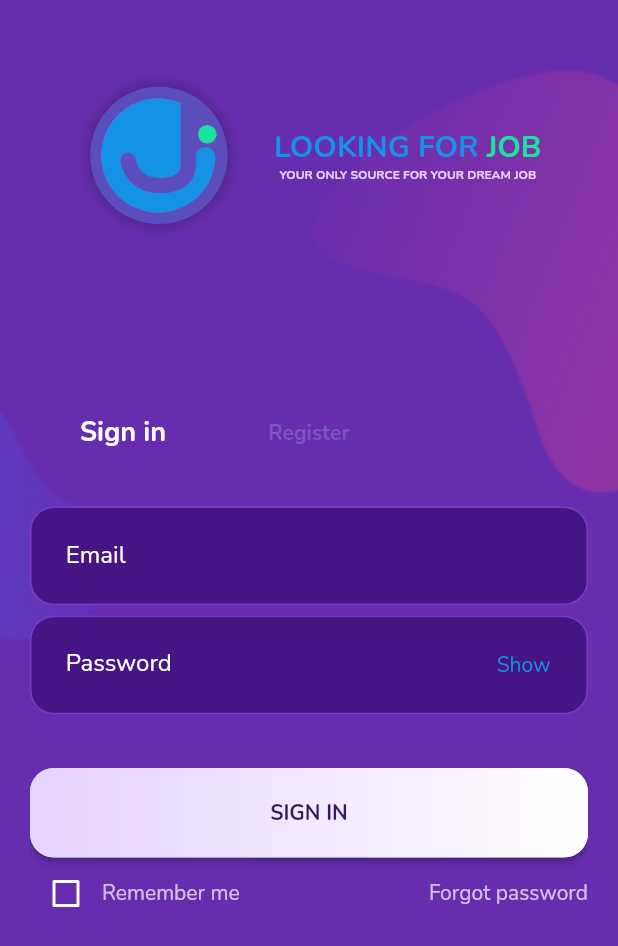
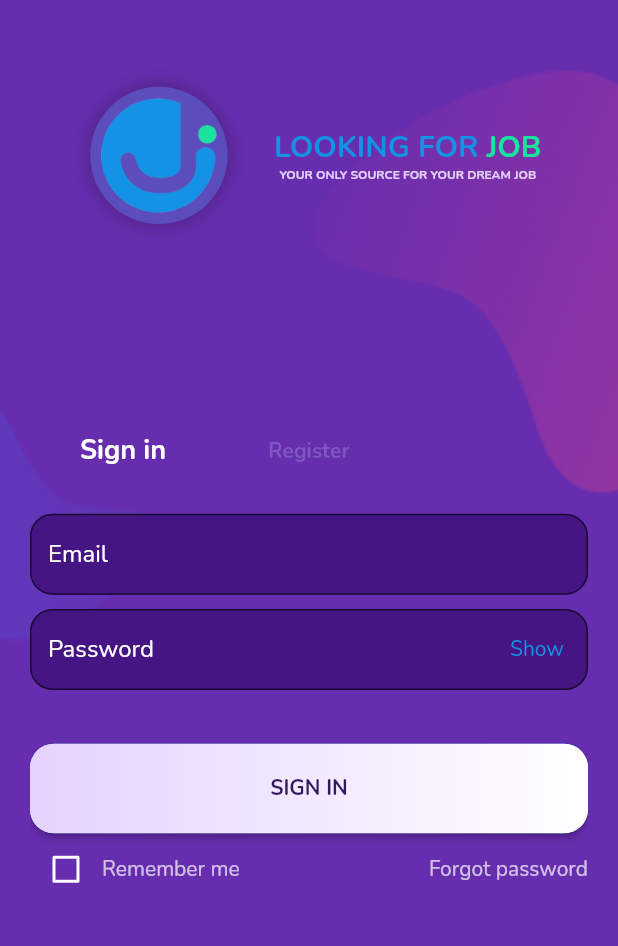
Before and after one commit to Rohit-Sharma-Neon/looking_for_job, a Flutter app: the LoginMobileComponent screen opened directly, on a phone screen of 412 x 824 dp. Shown: the top 946 px of the screen. Run offline on Flutter 3.47's test engine with Material 2 defaults, Android fonts, the phone set to English and light mode, and no system bars; our stand-ins replace bloc, carousel_slider, country_code_picker, custom_navigation_bar, custom_radio_grouped_button, device_preview and 16 more; missing offline and left inert: fa_stepper, filter_list.

Commit message:
commit by me

```diff
--- a/lib/constants/routes.dart
+++ b/lib/constants/routes.dart
@@ -14,7 +14,6 @@ import 'package:lookingforjob_flutter/ui/main/hiddenjobs_screen/hiddenjobs_scree
 import 'package:lookingforjob_flutter/ui/main/home_screen/home_screen.dart';
 import 'package:lookingforjob_flutter/ui/main/job_description/job_description.dart';
 import 'package:lookingforjob_flutter/ui/main/jobalert_screen/jobalert_screen.dart';
-import 'package:lookingforjob_flutter/ui/main/kunal/subcategories.dart';
 import 'package:lookingforjob_flutter/ui/main/membershipplan_screen/membershipplan_screen.dart';
 import 'package:lookingforjob_flutter/ui/main/my_resume/add_new_resume.dart';
 import 'package:lookingforjob_flutter/ui/main/my_resume/my_resume_screen.dart';
@@ -42,14 +41,15 @@ import 'package:lookingforjob_flutter/ui/onboarding_screens/signin_screen/login_
 var customRoutes = <String, WidgetBuilder>{
 
   // OnBoardings
-  '/': (context) => EmployerProfileScreen(),
+  '/job_description': (context) => JobDescription(),
+  '/': (context) => LoginMobileComponent(),
+
   // Sprint 1
   '/splash_screen': (context) => SplashScreen(),
   '/loginPage': (context) => LoginPage(),
   '/profile_seeker_screen': (context) => ProfileSeekerScreen(),
   '/home_screen': (context) => HomeScreen(),
   '/forgotScreen': (context) => ForgotMobileComponent(),
-  '/subCategoriesScreen': (context) => SubCategoriesScreen(),
 
   // Sprint 2
   // Sprint 3
--- a/lib/ui/onboarding_screens/signin_screen/components/login_mobile.dart
+++ b/lib/ui/onboarding_screens/signin_screen/components/login_mobile.dart
@@ -110,7 +110,7 @@ class _LoginMobileComponentState extends State<LoginMobileComponent> {
                   ),
                   SizedBox(height: 35.h),
                   SizedBox(
-                    height: 70.h,
+                    height: 80.h,
                     child: AppBar(
                       elevation: 0,
                       backgroundColor: Colors.transparent,
@@ -151,22 +151,17 @@ class _LoginMobileComponentState extends State<LoginMobileComponent> {
                         /// Login screen
                         Column(
                           children: [
-                            Container(
-                              height: 55.h,
-                              margin: EdgeInsets.only(top: 21.h),
-                              decoration: BoxDecoration(
-                                  color: Color(0xFF461584),
-                                  borderRadius: BorderRadius.circular(16),
-                                  border: Border.all(color: Color(0xFF7939CB))),
-                              child: Center(
-                                child: Padding(
-                                  padding:
-                                      EdgeInsets.symmetric(horizontal: 20.w),
-                                  child: TextFormField(
+                            SizedBox(height: 15.h),
+                            TextFormField(
                               style: TextStyle(color: Colors.white),
                               decoration: InputDecoration(
+                                isDense: true,
+                                fillColor: Color(0xFF461584),
+                                filled: true,
+                                border: OutlineInputBorder(
+                                  borderRadius: BorderRadius.all(Radius.circular(15.0),),
+                                ),
 
-                                      border: InputBorder.none,
                                 hintText: 'Email',
                                 hintStyle: TextStyle(
                                   color: Colors.white,
@@ -178,33 +173,19 @@ class _LoginMobileComponentState extends State<LoginMobileComponent> {
                                   val.isEmpty || !val.contains("@")
                                       ? "Please enter your email"
                                       : null,
-
-                                    // onSaved: (val) => _password = val,
-                                    // obscureText: _obscureText,
                               keyboardType: TextInputType.emailAddress,
                               textInputAction: TextInputAction.done,
                             ),
-                                ),
-                              ),
-                            ),
-                            Container(
-                              height: 55.h,
-                              margin: EdgeInsets.only(top: 6.h),
-                              decoration: BoxDecoration(
-                                  color: Color(0xFF461584),
-                                  borderRadius: BorderRadius.circular(16),
-                                  border: Border.all(color: Color(0xFF7939CB))),
-                              child: Center(
-                                child: Column(
-                                 mainAxisAlignment: MainAxisAlignment.center,
-                                  children: [
-                                    Padding(
-                                      padding:
-                                      EdgeInsets.symmetric(horizontal: 20.w),
-                                      child:TextFormField(
+                            SizedBox(height: 8.h),
+                            TextFormField(
                               style: TextStyle(color: Colors.white),
                               decoration: InputDecoration(
-                                          border: InputBorder.none,
+                                  isDense: true,
+                                  fillColor: Color(0xFF461584),
+                                  filled: true,
+                                  border: OutlineInputBorder(
+                                    borderRadius: BorderRadius.all(Radius.circular(15.0),),
+                                  ),
                                 hintText: 'Password',
                                 hintStyle: TextStyle(
                                   color: Colors.white,
@@ -212,7 +193,7 @@ class _LoginMobileComponentState extends State<LoginMobileComponent> {
                                   fontStyle: FontStyle.normal,
                                 ),
                                 suffixIcon: FlatButton(
-                                                      padding: EdgeInsets.only(left: 50),
+                                            padding: EdgeInsets.only(left: 20),
                                             onPressed: _toggle,
                                             child:  Text(
                                                 _obscureText
@@ -235,13 +216,6 @@ class _LoginMobileComponentState extends State<LoginMobileComponent> {
                                 keyboardType: TextInputType.name,
                                 textInputAction: TextInputAction.done,
                               ),
-                                      ),
-
-
-                                  ],
-                                ),
-                              ),
-                            ),
                             Container(
                               height: 50.h,
                               margin: EdgeInsets.only(top: 30.h),
@@ -252,17 +226,14 @@ class _LoginMobileComponentState extends State<LoginMobileComponent> {
                               child: RaisedButton(
                                 onPressed: () {
                                   if (_formKey.currentState.validate()) {
-                                    ScaffoldMessenger.of(context).showSnackBar(
-                                        SnackBar(
-                                            content: Text('Processing Data')));
-                                  }
+
                                   Navigator.pushAndRemoveUntil(
                                     context,
                                     MaterialPageRoute(
                                         builder: (BuildContext context) =>
                                             DashBoardMobileComponent()),
                                     ModalRoute.withName('/'),
-                                  );
+                                  ); }
                                 },
                                 shape: RoundedRectangleBorder(
                                     borderRadius: BorderRadius.circular(16.0)),
@@ -385,21 +356,16 @@ class _LoginMobileComponentState extends State<LoginMobileComponent> {
                         /// Register screen
                         Column(
                           children: [
-                            Container(
-                              margin: EdgeInsets.only(top: 28),
-                              height: 55.h,
-                              decoration: BoxDecoration(
-                                  color: Color(0xFF461584),
-                                  borderRadius: BorderRadius.circular(16),
-                                  border: Border.all(color: Color(0xFF7939CB))),
-                              child: Center(
-                                child: Padding(
-                                  padding:
-                                      EdgeInsets.symmetric(horizontal: 20.w),
-                                  child: TextFormField(
+                            SizedBox(height: 15.h),
+                            TextFormField(
                               style: TextStyle(color: Colors.white),
                               decoration: InputDecoration(
-                                      border: InputBorder.none,
+                                isDense: true,
+                                fillColor: Color(0xFF461584),
+                                filled: true,
+                                border: OutlineInputBorder(
+                                  borderRadius: BorderRadius.all(Radius.circular(15.0),),
+                                ),
                                 hintText: 'Name',
                                 hintStyle: TextStyle(
                                   color: Colors.white,
@@ -422,24 +388,17 @@ class _LoginMobileComponentState extends State<LoginMobileComponent> {
                               keyboardType: TextInputType.name,
                               textInputAction: TextInputAction.done,
                             ),
-                                ),
-                              ),
-                            ),
-                            Container(
-                              height: 55.h,
-                              margin: EdgeInsets.only(top: 5),
-                              decoration: BoxDecoration(
-                                  color: Color(0xFF461584),
-                                  borderRadius: BorderRadius.circular(16),
-                                  border: Border.all(color: Color(0xFF7939CB))),
-                              child: Center(
-                                child: Padding(
-                                  padding:
-                                      EdgeInsets.symmetric(horizontal: 20.w),
-                                  child: TextFormField(
+                            SizedBox(height: 8.h),
+                            TextFormField(
                               style: TextStyle(color: Colors.white),
                               decoration: InputDecoration(
-                                      border: InputBorder.none,
+                                isDense: true,
+                                fillColor: Color(0xFF461584),
+                                filled: true,
+                                border: OutlineInputBorder(
+                                  borderRadius: BorderRadius.all(Radius.circular(15.0),),
+                                ),
+
                                 hintText: 'Email',
                                 hintStyle: TextStyle(
                                   color: Colors.white,
@@ -451,34 +410,19 @@ class _LoginMobileComponentState extends State<LoginMobileComponent> {
                               val.isEmpty || !val.contains("@")
                                   ? "Please enter your email"
                                   : null,
-
-                                    // onSaved: (val) => _password = val,
-                                    // obscureText: _obscureText,
                               keyboardType: TextInputType.emailAddress,
                               textInputAction: TextInputAction.done,
                             ),
-                                ),
-                              ),
-                            ),
-                            Container(
-                              height: 55.h,
-                              margin: EdgeInsets.only(top: 6.h),
-                              decoration: BoxDecoration(
-                                  color: Color(0xFF461584),
-                                  borderRadius: BorderRadius.circular(16),
-                                  border: Border.all(color: Color(0xFF7939CB))),
-                              child: Center(
-                                child: Column(
-                                  mainAxisAlignment: MainAxisAlignment.center,
-                                  children: [
-                                    Padding(
-                                      padding:
-                                      EdgeInsets.symmetric(horizontal: 20.w),
-                                      child:TextFormField(
+                            SizedBox(height: 8.h),
+                            TextFormField(
                               style: TextStyle(color: Colors.white),
                               decoration: InputDecoration(
-
-                                            border: InputBorder.none,
+                                  isDense: true,
+                                  fillColor: Color(0xFF461584),
+                                  filled: true,
+                                  border: OutlineInputBorder(
+                                    borderRadius: BorderRadius.all(Radius.circular(15.0),),
+                                  ),
                                   hintText: 'Password',
                                   hintStyle: TextStyle(
                                     color: Colors.white,
@@ -486,9 +430,9 @@ class _LoginMobileComponentState extends State<LoginMobileComponent> {
                                     fontStyle: FontStyle.normal,
                                   ),
                                   suffixIcon: FlatButton(
-                                                padding: EdgeInsets.only(left: 50),
+                                      padding: EdgeInsets.only(left: 20),
                                       onPressed: _toggle,
-                                                child: new Text(
+                                      child:  Text(
                                           _obscureText
                                               ? "Show"
                                               : "Hide",
@@ -509,13 +453,6 @@ class _LoginMobileComponentState extends State<LoginMobileComponent> {
                               keyboardType: TextInputType.name,
                               textInputAction: TextInputAction.done,
                             ),
-                                    ),
-
-
-                                  ],
-                                ),
-                              ),
-                            ),
                             SizedBox(
                               height: 20.h,
                             ),
@@ -534,13 +471,14 @@ class _LoginMobileComponentState extends State<LoginMobileComponent> {
                               ),
                               child: RaisedButton(
                                 onPressed: () {
+                                  if (_formKey.currentState.validate()){
                                   Navigator.pushAndRemoveUntil(
                                     context,
                                     MaterialPageRoute(
                                         builder: (BuildContext context) =>
                                             OnBoardingScreen()),
                                     ModalRoute.withName('/'),
-                                  );
+                                  );}
                                 },
                                 shape: RoundedRectangleBorder(
                                     borderRadius: BorderRadius.circular(16.0)),
--- a/pubspec.yaml
+++ b/pubspec.yaml
@@ -60,7 +60,6 @@ dependencies:
   carousel_slider: ^3.0.0 # For banner
   image_picker: ^0.7.4
   fa_stepper: ^0.0.2
-#  file_picker: ^3.0.1
   syncfusion_flutter_sliders: ^19.1.57-beta # range slider
 
 dev_dependencies:
```
Also changed, not shown: lib/ui/main/profile/employer_profile_screen.dart (+53 -19 lines). Lines whose indentation alone changed are shown as unchanged.
